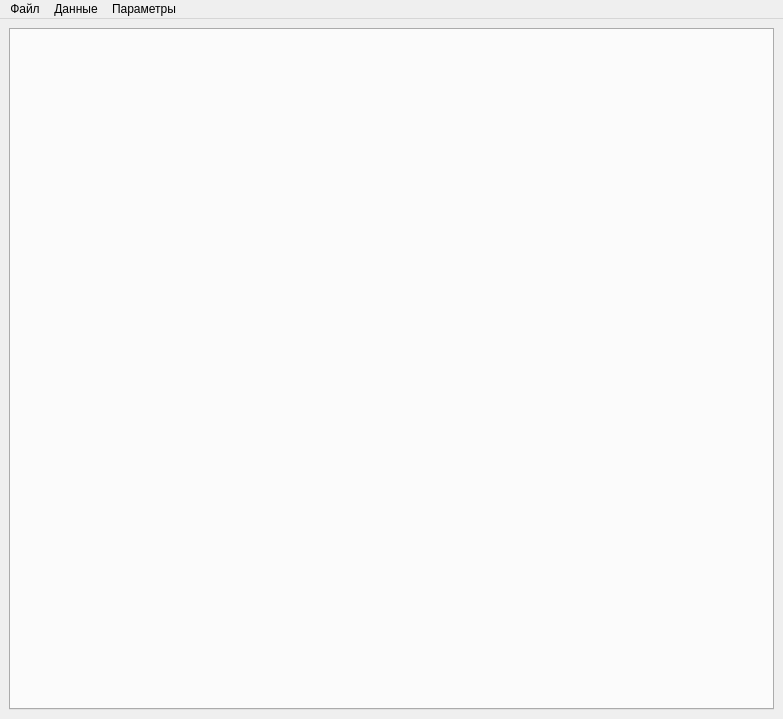
First picture: the form in UI/mainWindow.ui, repository raulett/RousettusTool, before the edit.
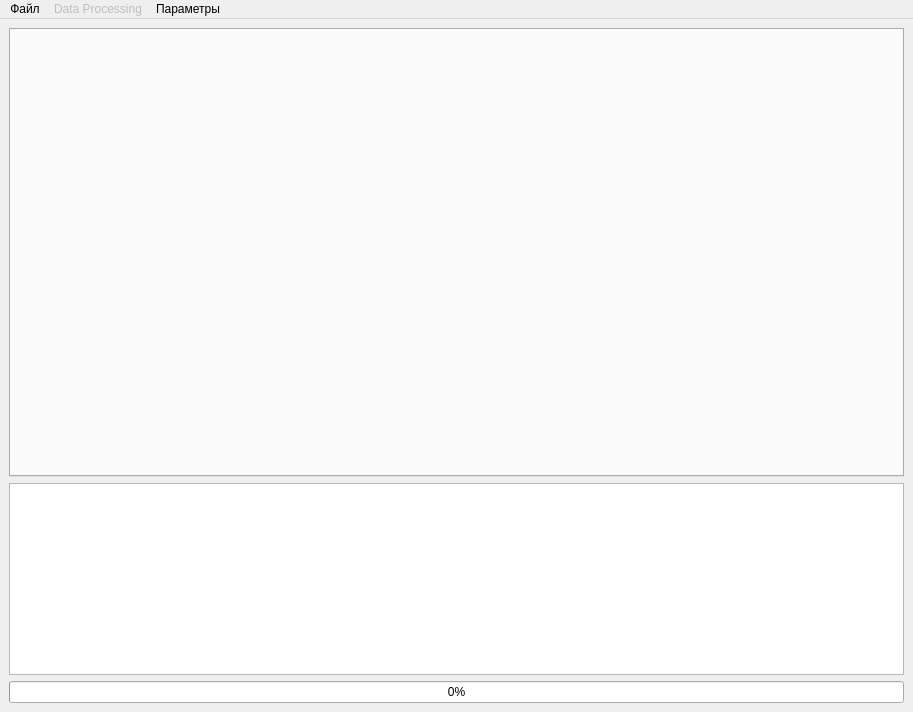
Second picture: the form after the edit.

Patch:
```diff
--- a/UI/mainWindow.ui
+++ b/UI/mainWindow.ui
@@ -6,8 +6,8 @@
    <rect>
     <x>0</x>
     <y>0</y>
-    <width>783</width>
-    <height>719</height>
+    <width>913</width>
+    <height>712</height>
    </rect>
   </property>
   <property name="sizePolicy">
@@ -61,6 +61,44 @@
       </property>
      </widget>
     </item>
+    <item>
+     <widget class="QTextEdit" name="logTextEdit">
+      <property name="enabled">
+       <bool>true</bool>
+      </property>
+      <property name="sizePolicy">
+       <sizepolicy hsizetype="Expanding" vsizetype="Maximum">
+        <horstretch>0</horstretch>
+        <verstretch>0</verstretch>
+       </sizepolicy>
+      </property>
+      <property name="minimumSize">
+       <size>
+        <width>0</width>
+        <height>100</height>
+       </size>
+      </property>
+      <property name="maximumSize">
+       <size>
+        <width>16777215</width>
+        <height>200</height>
+       </size>
+      </property>
+      <property name="undoRedoEnabled">
+       <bool>true</bool>
+      </property>
+      <property name="textInteractionFlags">
+       <set>Qt::TextSelectableByKeyboard|Qt::TextSelectableByMouse</set>
+      </property>
+     </widget>
+    </item>
+    <item>
+     <widget class="QProgressBar" name="progressBar">
+      <property name="value">
+       <number>0</number>
+      </property>
+     </widget>
+    </item>
    </layout>
   </widget>
   <widget class="QMenuBar" name="menubar">
@@ -68,13 +106,16 @@
     <rect>
      <x>0</x>
      <y>0</y>
-     <width>783</width>
+     <width>913</width>
      <height>18</height>
     </rect>
    </property>
-   <widget class="QMenu" name="menu">
+   <widget class="QMenu" name="data_processing_menu">
+    <property name="enabled">
+     <bool>false</bool>
+    </property>
     <property name="title">
-     <string>Данные</string>
+     <string>Data Processing</string>
     </property>
     <widget class="QMenu" name="menu_4">
      <property name="title">
@@ -99,7 +140,7 @@
     <addaction name="DBsettingsButton"/>
    </widget>
    <addaction name="menu_2"/>
-   <addaction name="menu"/>
+   <addaction name="data_processing_menu"/>
    <addaction name="menu_3"/>
   </widget>
   <action name="exitButton">
```
Left out of the diff: 21 changed lines with no effect on the pictures.
